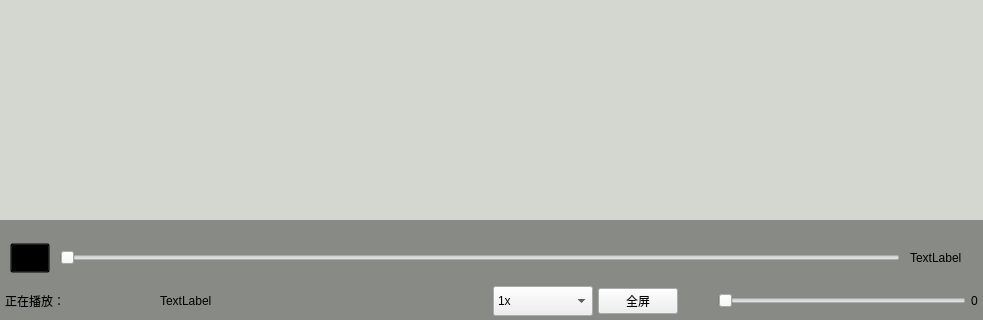
Above: videoplay.ui from Westle2/UOS-Qt4.8.1-Cpp-MediaPlayer before the change; both pictures show x 0 to 983 and y 521 to 841 of the 983 by 841 pixel window. Below: the same form after it.
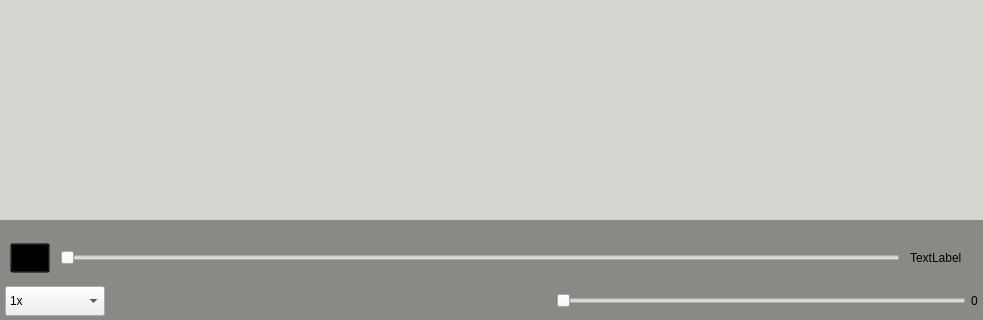
That is the form after the change. Icons and pictures are not drawn.

The edit to the form file:
```diff
--- a/videoplay.ui
+++ b/videoplay.ui
@@ -395,37 +395,6 @@
          <property name="bottomMargin">
           <number>0</number>
          </property>
-         <item>
-          <widget class="QLabel" name="label_title">
-           <property name="styleSheet">
-            <string notr="true">min-width:150px;
-max-width:200px;</string>
-           </property>
-           <property name="text">
-            <string>正在播放：</string>
-           </property>
-          </widget>
-         </item>
-         <item>
-          <widget class="QLabel" name="nameLabel">
-           <property name="text">
-            <string>TextLabel</string>
-           </property>
-          </widget>
-         </item>
-         <item>
-          <spacer name="horizontalSpacer_4">
-           <property name="orientation">
-            <enum>Qt::Horizontal</enum>
-           </property>
-           <property name="sizeHint" stdset="0">
-            <size>
-             <width>276</width>
-             <height>20</height>
-            </size>
-           </property>
-          </spacer>
-         </item>
          <item>
           <widget class="QComboBox" name="speedComb">
            <property name="minimumSize">
@@ -460,17 +429,17 @@
           </widget>
          </item>
          <item>
-          <widget class="QPushButton" name="fullscreen_btn">
-           <property name="maximumSize">
+          <spacer name="horizontalSpacer_2">
+           <property name="orientation">
+            <enum>Qt::Horizontal</enum>
+           </property>
+           <property name="sizeHint" stdset="0">
             <size>
-             <width>16777211</width>
-             <height>16777215</height>
+             <width>40</width>
+             <height>20</height>
             </size>
            </property>
-           <property name="text">
-            <string>全屏</string>
-           </property>
-          </widget>
+          </spacer>
          </item>
          <item>
           <widget class="QLabel" name="pic_voice_lab">
```
